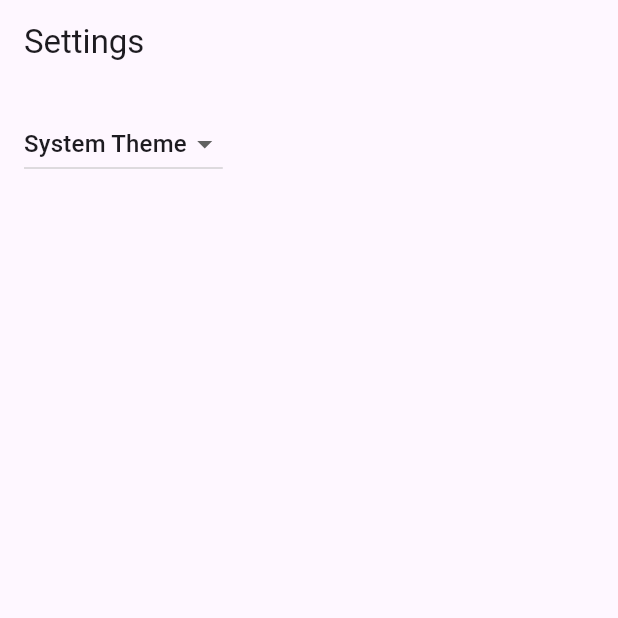
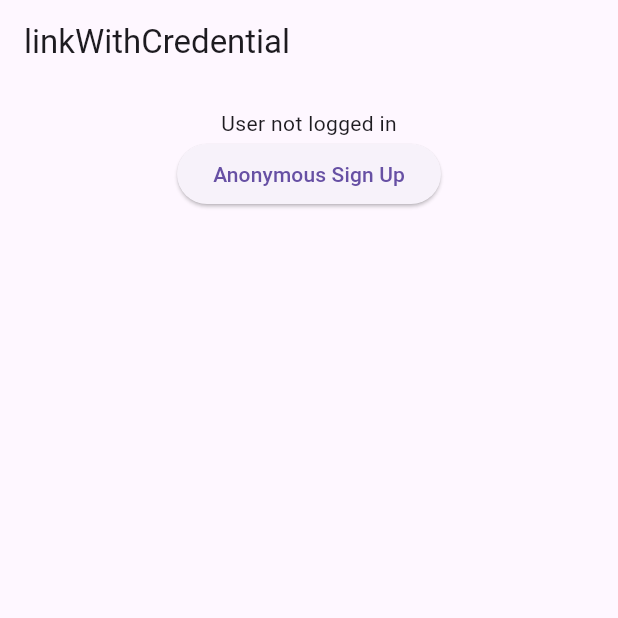
Before and after one commit to matt-hall-zory/linkwithcredential-blocking, a Flutter app: the screen it shows after launch, on a phone screen of 412 x 824 dp, the top half of it. Run offline on Flutter 3.47's test engine with Material 3 defaults, Android fonts, the phone set to English and light mode, and no system bars; our stand-ins replace cloud_functions, firebase_auth, firebase_core, flutter_riverpod; accounts and stored records are empty; statements that could not run were skipped.

Commit message:
Added auth service/controller/screen. Removed settings controller/service/screen. Integrated riverpod.
Able to create and delete anonymous users.
Have verified these are being created correctly on emulated firebase and live.

```diff
--- a/flutter/lib/src/app.dart
+++ b/flutter/lib/src/app.dart
@@ -1,45 +1,17 @@
+import 'package:firebase_anon_bug/src/auth/auth_screen.dart';
 import 'package:flutter/material.dart';
-import 'settings/settings_controller.dart';
-import 'settings/settings_view.dart';
 
-/// The Widget that configures your application.
-class MyApp extends StatelessWidget {
-  const MyApp({
+class App extends StatelessWidget {
+  const App({
     super.key,
-    required this.settingsController,
   });
-
-  final SettingsController settingsController;
 
   @override
   Widget build(BuildContext context) {
-    return ListenableBuilder(
-      listenable: settingsController,
-      builder: (BuildContext context, Widget? child) {
-        return MaterialApp(
-          restorationScopeId: 'app',
-
-          theme: ThemeData(),
-          darkTheme: ThemeData.dark(),
-          themeMode: settingsController.themeMode,
-
-          // Define a function to handle named routes in order to support
-          // Flutter web url navigation and deep linking.
-          onGenerateRoute: (RouteSettings routeSettings) {
-            return MaterialPageRoute<void>(
-              settings: routeSettings,
-              builder: (BuildContext context) {
-                switch (routeSettings.name) {
-                  case SettingsView.routeName:
-                    return SettingsView(controller: settingsController);
-                  default:
-                    return const Placeholder();
-                }
-              },
-            );
-          },
-        );
-      },
+    return MaterialApp(
+      restorationScopeId: 'app',
+      theme: ThemeData(),
+      home: const AuthScreen(),
     );
   }
 }
--- /dev/null
+++ b/flutter/lib/src/auth/auth_screen.dart
@@ -0,0 +1,56 @@
+import 'package:firebase_anon_bug/src/auth/auth_service.dart';
+import 'package:firebase_anon_bug/src/providers.dart';
+import 'package:flutter/material.dart';
+import 'package:flutter_riverpod/flutter_riverpod.dart';
+
+class AuthScreen extends ConsumerWidget {
+  const AuthScreen({super.key});
+
+  @override
+  Widget build(BuildContext context, WidgetRef ref) {
+    final controller = ref.watch(authControllerProvider);
+    final UserModel? user = controller.currentUser;
+    final String? errorMessage = controller.errorMessage;
+    return Scaffold(
+      appBar: AppBar(
+        title: const Text("linkWithCredential"),
+      ),
+      body: Padding(
+        padding: const EdgeInsets.all(16),
+        child: SizedBox(
+          width: double.infinity,
+          child: Column(
+            crossAxisAlignment: CrossAxisAlignment.center,
+            children: [
+              if (errorMessage != null)
+                Padding(
+                  padding: const EdgeInsets.only(bottom: 16),
+                  child: Text(
+                    errorMessage,
+                    style: const TextStyle(color: Colors.red),
+                  ),
+                ),
+              if (controller.isBusy) ...[
+                const CircularProgressIndicator(),
+              ] else if (user == null) ...[
+                const Text("User not logged in"),
+                ElevatedButton(
+                  onPressed: () => controller.signUpAnonymousAuth(),
+                  child: const Text("Anonymous Sign Up"),
+                ),
+              ] else if (user.email == null) ...[
+                const Text("Anonymous user"),
+                ElevatedButton(
+                  onPressed: () => controller.deleteAuth(),
+                  child: const Text("Delete User"),
+                ),
+              ] else ...[
+                Text("Registered user: ${user.email}"),
+              ],
+            ],
+          ),
+        ),
+      ),
+    );
+  }
+}
--- /dev/null
+++ b/flutter/lib/src/auth/auth_service.dart
@@ -0,0 +1,24 @@
+abstract class AuthService {
+  Stream<AuthEvent> get authEventsStream;
+  Future<void> signUpWithAnonymous();
+  Future<void> signUpWithPassword(String email, String password);
+  Future<void> deleteAuth();
+}
+
+class UserModel {
+  final String uid;
+  final String? email;
+  const UserModel({required this.uid, required this.email});
+}
+
+sealed class AuthEvent {}
+
+class AuthEventSignedIn extends AuthEvent {
+  final UserModel user;
+  AuthEventSignedIn({
+    required this.user,
+  });
+  bool get isAnonymous => user.email == null;
+}
+
+class AuthEventSignedOut extends AuthEvent {}
--- /dev/null
+++ b/flutter/lib/src/providers.dart
@@ -0,0 +1,15 @@
+import 'package:firebase_anon_bug/src/auth/auth_controller.dart';
+import 'package:firebase_anon_bug/src/auth/auth_service.dart';
+import 'package:firebase_anon_bug/src/auth/auth_service_firebase.dart';
+import 'package:firebase_auth/firebase_auth.dart';
+import 'package:flutter_riverpod/flutter_riverpod.dart';
+
+final firebaseAuthProvider = Provider<FirebaseAuth>((ref) => FirebaseAuth.instance);
+
+final authServiceProvider = Provider<AuthService>((ref) => AuthServiceFirebase(ref.watch(firebaseAuthProvider)));
+
+final authControllerProvider = ChangeNotifierProvider((ref) {
+  return AuthController(
+    ref.watch(authServiceProvider),
+  );
+});
--- a/flutter/lib/src/settings/settings_controller.dart
+++ /dev/null
@@ -1,50 +0,0 @@
-import 'package:flutter/material.dart';
-
-import 'settings_service.dart';
-
-/// A class that many Widgets can interact with to read user settings, update
-/// user settings, or listen to user settings changes.
-///
-/// Controllers glue Data Services to Flutter Widgets. The SettingsController
-/// uses the SettingsService to store and retrieve user settings.
-class SettingsController with ChangeNotifier {
-  SettingsController(this._settingsService);
-
-  // Make SettingsService a private variable so it is not used directly.
-  final SettingsService _settingsService;
-
-  // Make ThemeMode a private variable so it is not updated directly without
-  // also persisting the changes with the SettingsService.
-  late ThemeMode _themeMode;
-
-  // Allow Widgets to read the user's preferred ThemeMode.
-  ThemeMode get themeMode => _themeMode;
-
-  /// Load the user's settings from the SettingsService. It may load from a
-  /// local database or the internet. The controller only knows it can load the
-  /// settings from the service.
-  Future<void> loadSettings() async {
-    _themeMode = await _settingsService.themeMode();
-
-    // Important! Inform listeners a change has occurred.
-    notifyListeners();
-  }
-
-  /// Update and persist the ThemeMode based on the user's selection.
-  Future<void> updateThemeMode(ThemeMode? newThemeMode) async {
-    if (newThemeMode == null) return;
-
-    // Do not perform any work if new and old ThemeMode are identical
-    if (newThemeMode == _themeMode) return;
-
-    // Otherwise, store the new ThemeMode in memory
-    _themeMode = newThemeMode;
-
-    // Important! Inform listeners a change has occurred.
-    notifyListeners();
-
-    // Persist the changes to a local database or the internet using the
-    // SettingService.
-    await _settingsService.updateThemeMode(newThemeMode);
-  }
-}
--- a/flutter/lib/src/settings/settings_service.dart
+++ /dev/null
@@ -1,17 +0,0 @@
-import 'package:flutter/material.dart';
-
-/// A service that stores and retrieves user settings.
-///
-/// By default, this class does not persist user settings. If you'd like to
-/// persist the user settings locally, use the shared_preferences package. If
-/// you'd like to store settings on a web server, use the http package.
-class SettingsService {
-  /// Loads the User's preferred ThemeMode from local or remote storage.
-  Future<ThemeMode> themeMode() async => ThemeMode.system;
-
-  /// Persists the user's preferred ThemeMode to local or remote storage.
-  Future<void> updateThemeMode(ThemeMode theme) async {
-    // Use the shared_preferences package to persist settings locally or the
-    // http package to persist settings over the network.
-  }
-}
--- a/flutter/lib/src/settings/settings_view.dart
+++ /dev/null
@@ -1,51 +0,0 @@
-import 'package:flutter/material.dart';
-
-import 'settings_controller.dart';
-
-/// Displays the various settings that can be customized by the user.
-///
-/// When a user changes a setting, the SettingsController is updated and
-/// Widgets that listen to the SettingsController are rebuilt.
-class SettingsView extends StatelessWidget {
-  const SettingsView({super.key, required this.controller});
-
-  static const routeName = '/';
-
-  final SettingsController controller;
-
-  @override
-  Widget build(BuildContext context) {
-    return Scaffold(
-      appBar: AppBar(
-        title: const Text('Settings'),
-      ),
-      body: Padding(
-        padding: const EdgeInsets.all(16),
-        // Glue the SettingsController to the theme selection DropdownButton.
-        //
-        // When a user selects a theme from the dropdown list, the
-        // SettingsController is updated, which rebuilds the MaterialApp.
-        child: DropdownButton<ThemeMode>(
-          // Read the selected themeMode from the controller
-          value: controller.themeMode,
-          // Call the updateThemeMode method any time the user selects a theme.
-          onChanged: controller.updateThemeMode,
-          items: const [
-            DropdownMenuItem(
-              value: ThemeMode.system,
-              child: Text('System Theme'),
-            ),
-            DropdownMenuItem(
-              value: ThemeMode.light,
-              child: Text('Light Theme'),
-            ),
-            DropdownMenuItem(
-              value: ThemeMode.dark,
-              child: Text('Dark Theme'),
-            )
-          ],
-        ),
-      ),
-    );
-  }
-}
--- a/flutter/pubspec.yaml
+++ b/flutter/pubspec.yaml
@@ -1,7 +1,7 @@
 name: firebase_anon_bug
 description: "This flutter project accompanies the `firebase` folder to reproduce the bug listed here: https://github.com/firebase/flutterfire/issues/12473"
 
-# Prevent accidental publishing to pub.dev.
+# Prevent publishing to pub.dev.
 publish_to: 'none'
 
 version: 1.0.0+1
@@ -16,11 +16,11 @@ dependencies:
   firebase_core: ^2.26.0 # needed by other Firebase plugins
   cloud_functions: ^4.6.9 # used for calling Firebase Functions
   firebase_auth: ^4.17.9 # account auth via Firebase
+  flutter_riverpod: ^2.5.1 # state mangement
 
 dev_dependencies:
   flutter_test:
     sdk: flutter
-
   flutter_lints: ^3.0.0
 
 flutter:
```
Also changed, not shown: flutter/lib/main.dart (+3 -6 lines), flutter/lib/src/auth/auth_controller.dart (added, +57 -0 lines), flutter/lib/src/auth/auth_service_firebase.dart (added, +66 -0 lines), flutter/pubspec.lock.
